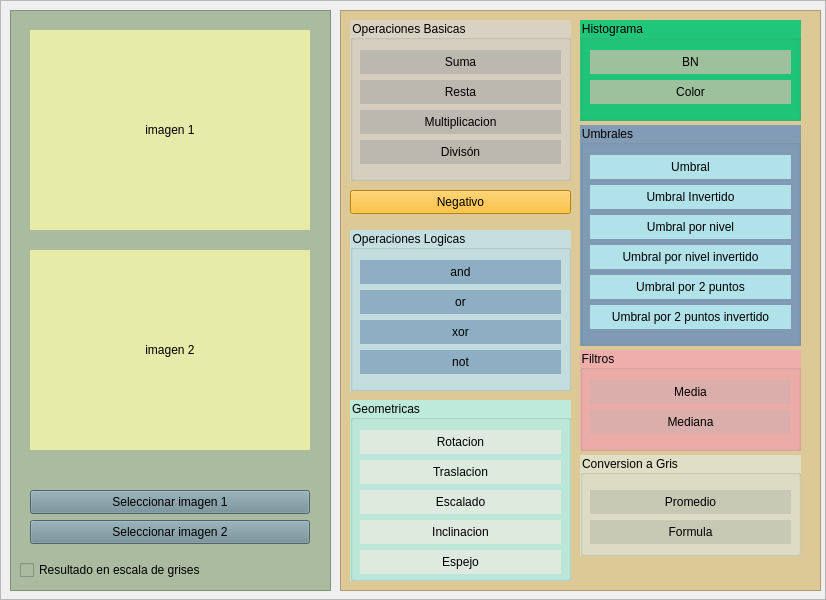
Above: main.ui from AlvaroCastro1/openCV before the change. Below: the same form after it.
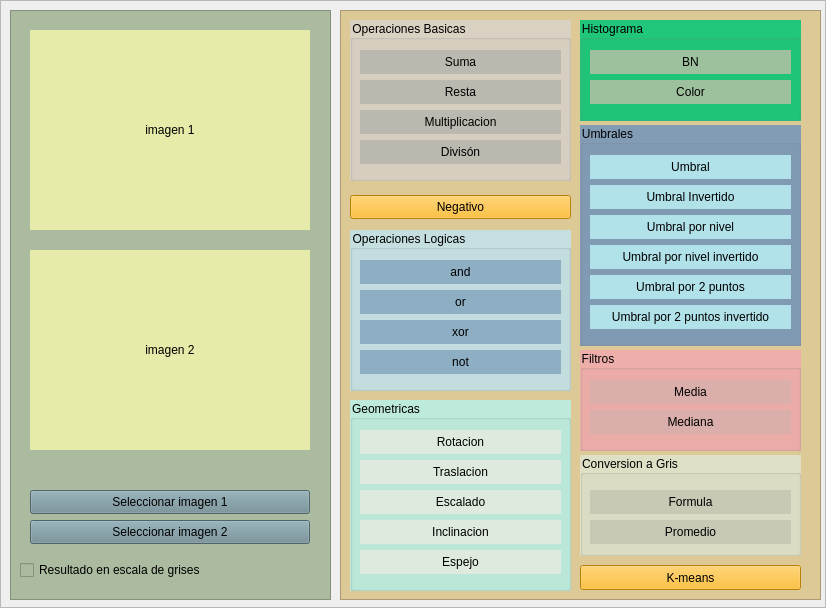
That is the form after the change.

```diff
--- a/main.ui
+++ b/main.ui
@@ -7,7 +7,7 @@
     <x>0</x>
     <y>0</y>
     <width>826</width>
-    <height>600</height>
+    <height>608</height>
    </rect>
   </property>
   <property name="windowTitle">
@@ -50,7 +50,7 @@
          <x>10</x>
          <y>10</y>
          <width>321</width>
-         <height>581</height>
+         <height>590</height>
         </rect>
        </property>
        <property name="styleSheet">
@@ -153,7 +153,7 @@
          <x>340</x>
          <y>10</y>
          <width>481</width>
-         <height>581</height>
+         <height>590</height>
         </rect>
        </property>
        <property name="styleSheet">
@@ -264,7 +264,7 @@
         <property name="geometry">
          <rect>
           <x>10</x>
-          <y>180</y>
+          <y>185</y>
           <width>221</width>
           <height>24</height>
          </rect>
@@ -362,7 +362,7 @@
           <x>10</x>
           <y>390</y>
           <width>221</width>
-          <height>181</height>
+          <height>191</height>
          </rect>
         </property>
         <property name="styleSheet">
@@ -708,7 +708,7 @@
           </rect>
          </property>
          <property name="text">
-          <string>Promedio</string>
+          <string>Formula</string>
          </property>
         </widget>
         <widget class="QPushButton" name="btn_conv_promedio">
@@ -721,10 +721,23 @@
           </rect>
          </property>
          <property name="text">
-          <string>Formula</string>
+          <string>Promedio</string>
          </property>
         </widget>
        </widget>
+       <widget class="QPushButton" name="btn_kmeans">
+        <property name="geometry">
+         <rect>
+          <x>240</x>
+          <y>555</y>
+          <width>221</width>
+          <height>25</height>
+         </rect>
+        </property>
+        <property name="text">
+         <string>K-means</string>
+        </property>
+       </widget>
       </widget>
      </widget>
     </item>
```
